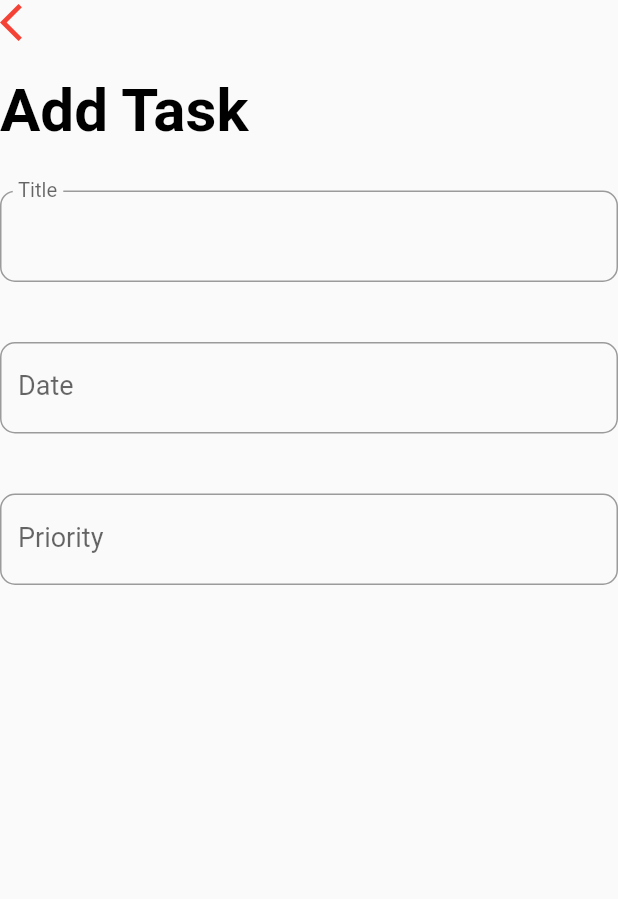
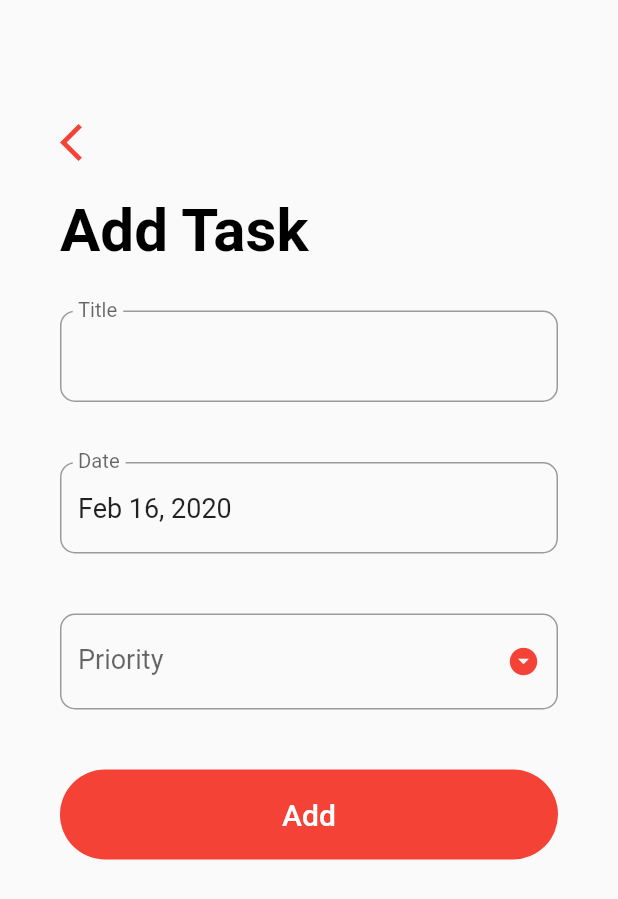
Before and after one commit to gusmac/sql_todo, a Flutter app: the AddTaskScreen screen opened directly, on a phone screen of 412 x 824 dp. Shown: the top 899 px of the screen. Run offline on Flutter 3.47's test engine with Material 2 defaults, Android fonts, the phone set to English and light mode, and no system bars.

Commit message:
added fields and finished fields for adding task

```diff
--- a/lib/screens/add_task_screen.dart
+++ b/lib/screens/add_task_screen.dart
@@ -16,6 +16,18 @@ class _AddTaskScreenState extends State<AddTaskScreen> {
   final DateFormat _dateFormatter = DateFormat('MMM dd, yyyy');
   final List<String> _priorities = ['Low', 'Medium', 'High'];
 
+  @override
+  void initState() {
+    super.initState();
+    _dateController.text = _dateFormatter.format(_date);
+  }
+
+  @override
+  void dispose() {
+    _dateController.dispose();
+    super.dispose();
+  }
+
   _handleDatePicker() async {
     final DateTime date = await showDatePicker(
       context: context,
@@ -31,10 +43,27 @@ class _AddTaskScreenState extends State<AddTaskScreen> {
     }
   }
 
+  _submit() {
+    if (_formkKey.currentState.validate()) {
+      _formkKey.currentState.save();
+      print('$_title, $_date, $_priority');
+
+      //TODO insert the taks to the users database
+
+      //TODO update the task
+      Navigator.pop(context);
+    }
+  }
+
   @override
   Widget build(BuildContext context) {
     return Scaffold(
-      body: Column(
+      body: GestureDetector(
+        onTap: () => FocusScope.of(context).unfocus(),
+        child: SingleChildScrollView(
+          child: Container(
+            padding: EdgeInsets.symmetric(horizontal: 40.0, vertical: 80.0),
+            child: Column(
               crossAxisAlignment: CrossAxisAlignment.start,
               children: <Widget>[
                 GestureDetector(
@@ -80,6 +109,7 @@ class _AddTaskScreenState extends State<AddTaskScreen> {
                       Padding(
                         padding: EdgeInsets.symmetric(vertical: 20.0),
                         child: TextFormField(
+                          readOnly: true,
                           controller: _dateController,
                           style: TextStyle(fontSize: 18.0),
                           onTap: _handleDatePicker,
@@ -94,7 +124,21 @@ class _AddTaskScreenState extends State<AddTaskScreen> {
                       ),
                       Padding(
                         padding: EdgeInsets.symmetric(vertical: 20.0),
-                  child: TextFormField(
+                        child: DropdownButtonFormField(
+                          isDense: true,
+                          icon: Icon(Icons.arrow_drop_down_circle),
+                          iconSize: 22.0,
+                          iconEnabledColor: Theme.of(context).primaryColor,
+                          items: _priorities.map((String priority) {
+                            return DropdownMenuItem(
+                              value: priority,
+                              child: Text(
+                                priority,
+                                style: TextStyle(
+                                    color: Colors.black, fontSize: 18.0),
+                              ),
+                            );
+                          }).toList(),
                           style: TextStyle(fontSize: 18.0),
                           decoration: InputDecoration(
                             labelText: 'Priority',
@@ -103,9 +147,35 @@ class _AddTaskScreenState extends State<AddTaskScreen> {
                               borderRadius: BorderRadius.circular(10.0),
                             ),
                           ),
-                    validator: (input) =>
-                        input.trim().isEmpty ? 'Please a priority level' : null,
+                          validator: (input) => _priority == null
+                              ? 'Please a priority level'
+                              : null,
                           onSaved: (input) => _priority = input,
+                          onChanged: (value) {
+                            setState(() {
+                              _priority = value;
+                            });
+                          },
+                          value: _priority,
+                        ),
+                      ),
+                      Container(
+                        margin: EdgeInsets.symmetric(vertical: 20.0),
+                        height: 60.0,
+                        width: double.infinity,
+                        decoration: BoxDecoration(
+                          color: Theme.of(context).primaryColor,
+                          borderRadius: BorderRadius.circular(30.0),
+                        ),
+                        child: FlatButton(
+                          child: Text(
+                            'Add',
+                            style: TextStyle(
+                              color: Colors.white,
+                              fontSize: 20.0,
+                            ),
+                          ),
+                          onPressed: _submit,
                         ),
                       ),
                     ],
@@ -113,6 +183,9 @@ class _AddTaskScreenState extends State<AddTaskScreen> {
                 ),
               ],
             ),
+          ),
+        ),
+      ),
     );
   }
 }
```
Lines whose indentation alone changed are shown as unchanged.
